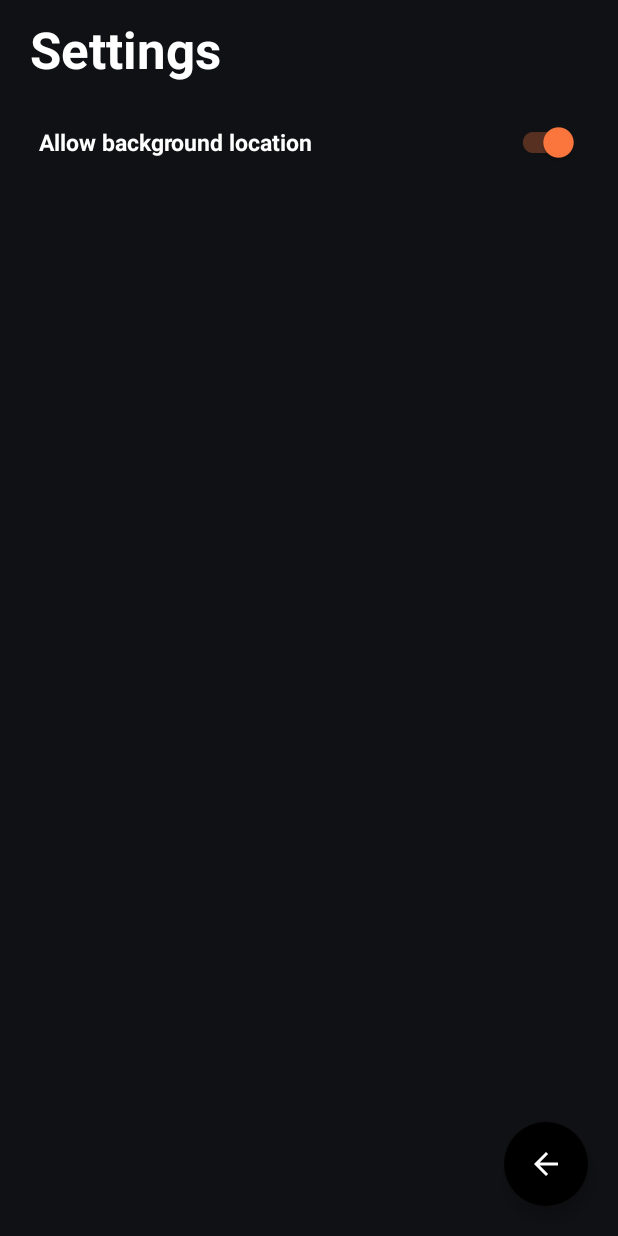
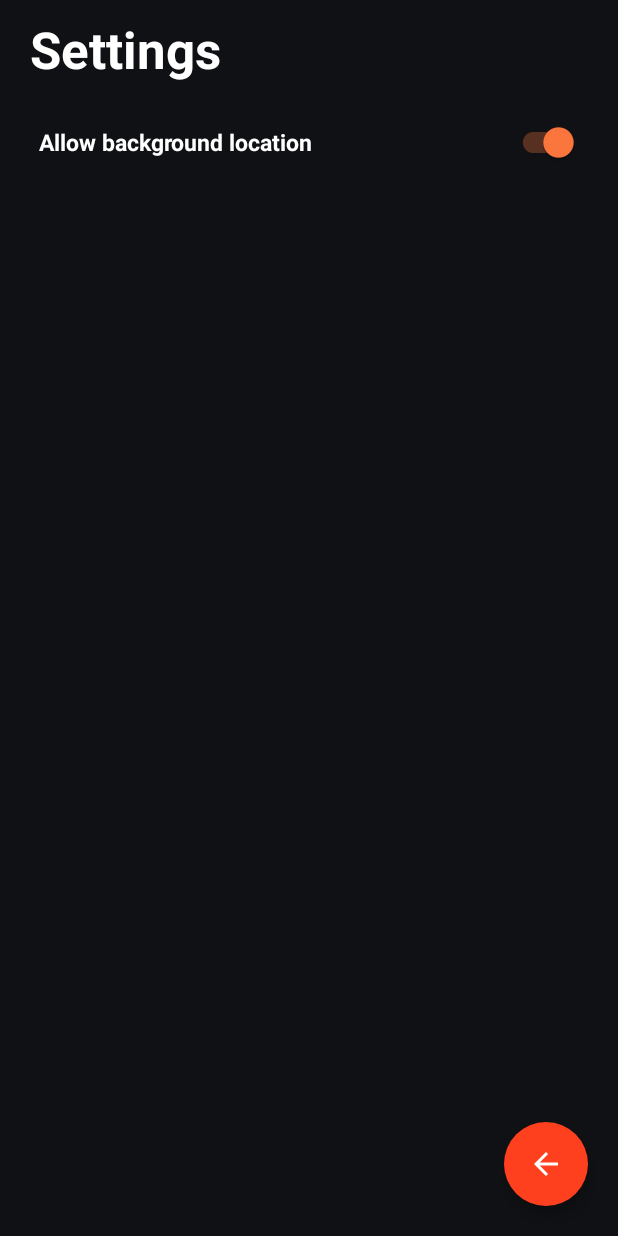
Before and after one commit to janumichal/CrumbMaster, an Android app: the fragment OptionsFragment placed in its activity, on a phone screen of 412 x 824 dp. Run offline under Robolectric (Android 15) with nearby library versions, the phone set to English and light mode, and no system bars.

Commit message:
back button color change

```diff
--- a/app/src/main/res/layout/activity_achievemts_list.xml
+++ b/app/src/main/res/layout/activity_achievemts_list.xml
@@ -37,7 +37,7 @@
         android:layout_height="wrap_content"
         android:layout_alignParentEnd="true"
         android:layout_alignParentBottom="true"
-        android:backgroundTint="@color/black"
+        android:backgroundTint="#FF401F"
         android:clickable="true"
         android:src="@drawable/menu_icon_back"
         app:borderWidth="0dp"
--- a/app/src/main/res/layout/activity_streets.xml
+++ b/app/src/main/res/layout/activity_streets.xml
@@ -36,7 +36,7 @@
         android:layout_height="wrap_content"
         android:layout_alignParentEnd="true"
         android:layout_alignParentBottom="true"
-        android:backgroundTint="@color/black"
+        android:backgroundTint="#FF401F"
         android:clickable="true"
         android:src="@drawable/menu_icon_back"
         app:borderWidth="0dp"
--- a/app/src/main/res/layout/fragment_options.xml
+++ b/app/src/main/res/layout/fragment_options.xml
@@ -47,7 +47,7 @@
         android:layout_height="wrap_content"
         android:layout_alignParentEnd="true"
         android:layout_alignParentBottom="true"
-        android:backgroundTint="@color/black"
+        android:backgroundTint="#FF401F"
         android:clickable="true"
         android:src="@drawable/menu_icon_back"
         app:borderWidth="0dp"
--- a/app/src/main/res/layout/fragment_statistics.xml
+++ b/app/src/main/res/layout/fragment_statistics.xml
@@ -14,7 +14,7 @@
         android:layout_height="wrap_content"
         android:layout_alignParentEnd="true"
         android:layout_alignParentBottom="true"
-        android:backgroundTint="@color/black"
+        android:backgroundTint="#FF401F"
         android:clickable="true"
         android:src="@drawable/menu_icon_back"
         app:borderWidth="0dp"
```
Also changed, not shown: app/src/main/java/com/example/crumbmaster/AchievementDetailActivity.kt (+13 -0 lines).
